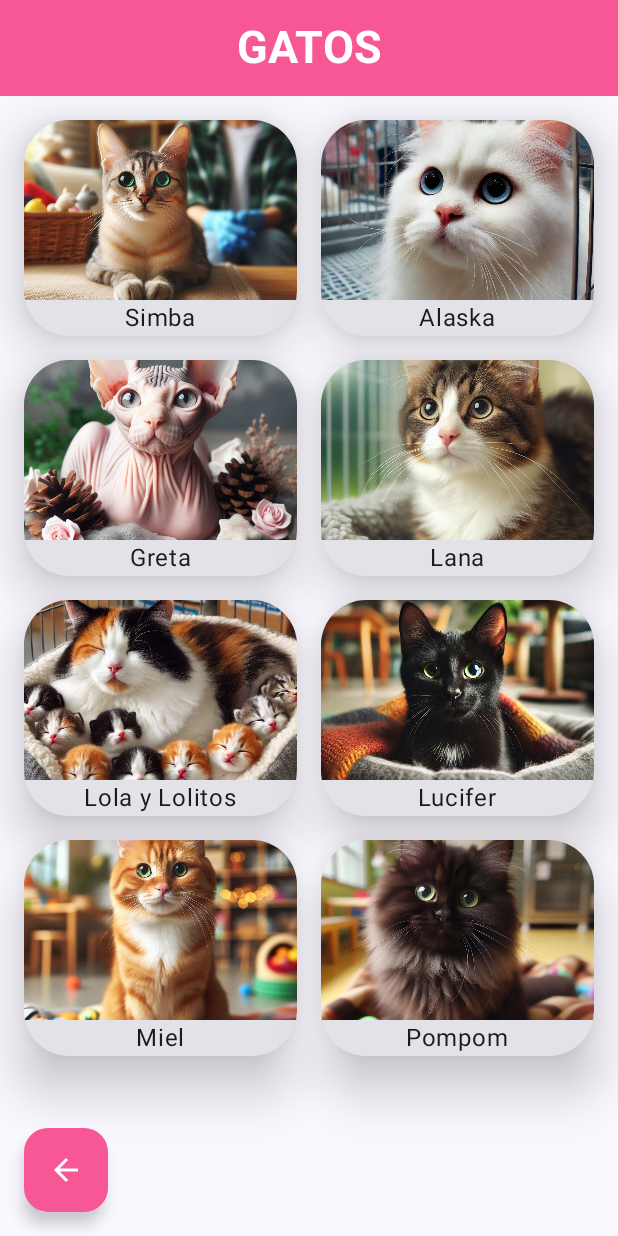
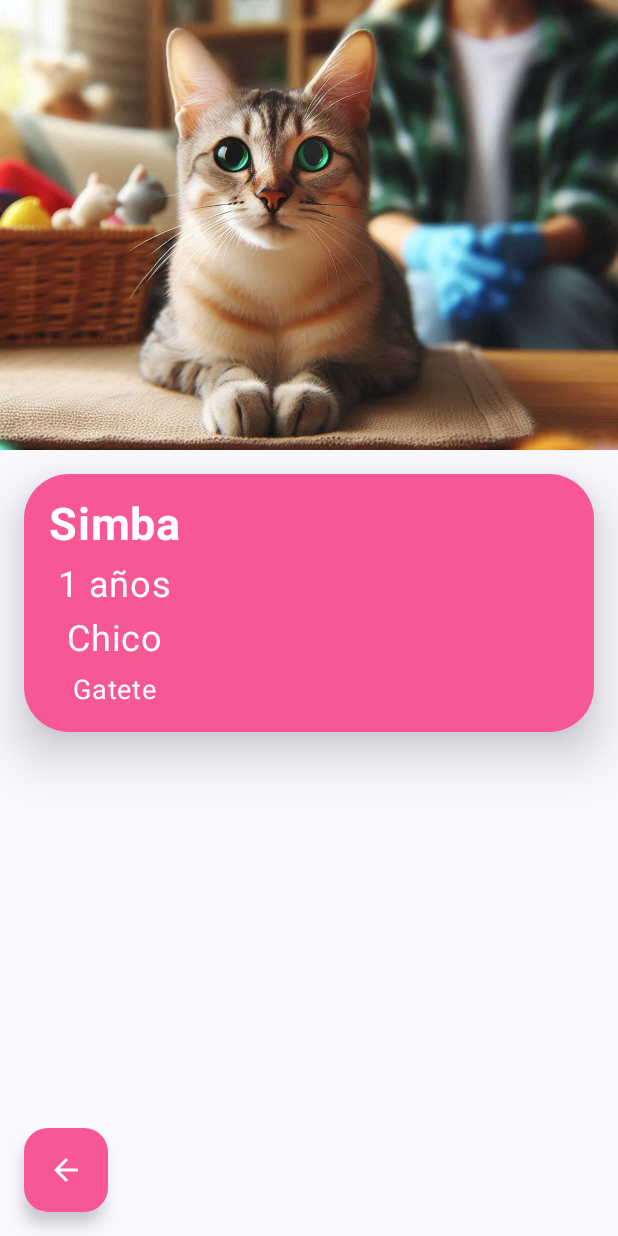
Before and after one commit to alcarazaina/AdoptDA, an Android app built with Jetpack Compose: the PantallaGatos screen opened through its navigation route, after a tap on "Simba", on a phone screen of 412 x 824 dp. Run offline under Robolectric (Android 15) with nearby library versions, the phone set to English and light mode, and no system bars.

Commit message:
Update: Creado Objeto GatoRepository para almacenar la lista de gatos, añadido la PantallaAdopcionGato.kt que muestra la informacion del gato seleccionado TODO: boton adoptar gato, añadir informacion de los gatos y repetirlo para los perros

```diff
--- a/app/src/main/java/com/example/adoptda/model/Gato.kt
+++ b/app/src/main/java/com/example/adoptda/model/Gato.kt
@@ -3,5 +3,8 @@ package com.example.adoptda.model
 data class Gato(
     val id: Int,
     val nombre: String,
-    val imagen: Int
+    val imagen: Int,
+    val edad: Int,
+    val sexo: String,
+    val descripcion: String
 )
--- /dev/null
+++ b/app/src/main/java/com/example/adoptda/model/GatoRepository.kt
@@ -0,0 +1,20 @@
+package com.example.adoptda.model
+
+import com.example.adoptda.R
+
+object GatoRepository {
+    val gatos = listOf(
+        Gato(1, "Simba", R.drawable.simba,1,"Chico","Gatete"),
+        Gato(2, "Alaska", R.drawable.alaska,1,"Chico","Gatete"),
+        Gato(3, "Greta", R.drawable.greta,1,"Chico","Gatete"),
+        Gato(4, "Lana", R.drawable.lana,1,"Chico","Gatete"),
+        Gato(5, "Lola y Lolitos", R.drawable.lolaylolitos,1,"Chico","Gatete"),
+        Gato(6, "Lucifer", R.drawable.lucifer,1,"Chico","Gatete"),
+        Gato(7, "Miel", R.drawable.miel,1,"Chico","Gatete"),
+        Gato(8, "Pompom", R.drawable.pompom,1,"Chico","Gatete")
+    )
+
+    fun getGatoById(id: Int): Gato? {
+        return gatos.find { it.id == id }
+    }
+}
--- a/app/src/main/java/com/example/adoptda/view/MainActivity.kt
+++ b/app/src/main/java/com/example/adoptda/view/MainActivity.kt
@@ -8,9 +8,11 @@ import androidx.compose.foundation.layout.fillMaxSize
 import androidx.compose.material3.MaterialTheme
 import androidx.compose.material3.Surface
 import androidx.compose.ui.Modifier
+import androidx.navigation.NavType
 import androidx.navigation.compose.NavHost
 import androidx.navigation.compose.composable
 import androidx.navigation.compose.rememberNavController
+import androidx.navigation.navArgument
 import com.example.adoptda.view.ui.theme.AdoptDATheme
 
 class MainActivity : ComponentActivity() {
@@ -29,6 +31,13 @@ class MainActivity : ComponentActivity() {
                         composable("menu") { PantallaMenu(navController) }
                         composable("perros") { PantallaPerros(navController) }
                         composable("gatos") { PantallaGatos(navController) }
+                        composable(
+                            "adoptaGato/{gatoId}",
+                            arguments = listOf(navArgument("gatoId") { type = NavType.IntType })
+                        ) { backStackEntry ->
+                            val gatoId = backStackEntry.arguments?.getInt("gatoId") ?: 0
+                            PantallaAdopcionGato(navController, gatoId)
+                        }
                     }
                 }
             }
--- /dev/null
+++ b/app/src/main/java/com/example/adoptda/view/PantallaAdopcionGato.kt
@@ -0,0 +1,133 @@
+package com.example.adoptda.view
+
+import android.annotation.SuppressLint
+import androidx.compose.foundation.Image
+import androidx.compose.foundation.background
+import androidx.compose.foundation.clickable
+import androidx.compose.foundation.layout.Arrangement
+import androidx.compose.foundation.layout.Box
+import androidx.compose.foundation.layout.Column
+import androidx.compose.foundation.layout.Spacer
+import androidx.compose.foundation.layout.fillMaxSize
+import androidx.compose.foundation.layout.fillMaxWidth
+import androidx.compose.foundation.layout.height
+import androidx.compose.foundation.layout.padding
+import androidx.compose.foundation.layout.size
+import androidx.compose.foundation.shape.RoundedCornerShape
+import androidx.compose.material.icons.Icons
+import androidx.compose.material.icons.filled.ArrowBack
+import androidx.compose.material3.Card
+import androidx.compose.material3.CardColors
+import androidx.compose.material3.CardDefaults
+import androidx.compose.material3.CenterAlignedTopAppBar
+import androidx.compose.material3.ExperimentalMaterial3Api
+import androidx.compose.material3.FabPosition
+import androidx.compose.material3.FloatingActionButton
+import androidx.compose.material3.Icon
+import androidx.compose.material3.Scaffold
+import androidx.compose.material3.Text
+import androidx.compose.runtime.Composable
+import androidx.compose.ui.Alignment
+import androidx.compose.ui.Modifier
+import androidx.compose.ui.graphics.Color
+import androidx.compose.ui.layout.ContentScale
+import androidx.compose.ui.res.painterResource
+import androidx.compose.ui.res.stringResource
+import androidx.compose.ui.text.font.FontWeight
+import androidx.compose.ui.text.style.TextAlign
+import androidx.compose.ui.unit.dp
+import androidx.compose.ui.unit.sp
+import androidx.navigation.NavController
+import com.example.adoptda.R
+import com.example.adoptda.model.Gato
+import com.example.adoptda.model.GatoRepository
+import com.example.adoptda.view.ui.theme.Pink
+
+@OptIn(ExperimentalMaterial3Api::class)
+@SuppressLint("UnusedMaterial3ScaffoldPaddingParameter")
+@Composable
+fun PantallaAdopcionGato(navController: NavController, gatoId: Int) {
+
+    val gato = GatoRepository.getGatoById(gatoId) ?: return
+
+    Scaffold(
+        topBar = {
+            Box(
+                modifier = Modifier
+                    .fillMaxWidth()
+                    .height(300.dp)
+            ) {
+                Image(
+                    painter = painterResource(id = gato.imagen),
+                    contentDescription = gato.nombre,
+                    modifier = Modifier.fillMaxSize(),
+                    contentScale = ContentScale.Crop
+                )
+            }
+        },
+        content = { paddingValues ->
+            Box(
+                modifier = Modifier
+                    .fillMaxSize()
+                    .padding(paddingValues)
+            ) {
+                Card(
+                    modifier = Modifier
+                        .fillMaxWidth()
+                        .padding(16.dp)
+                        .align(Alignment.TopCenter),
+                    shape = RoundedCornerShape(30.dp),
+                    elevation = CardDefaults.cardElevation(defaultElevation = 20.dp),
+                    colors = CardDefaults.cardColors(
+                        containerColor = Pink,
+                        contentColor = Color.White
+                    )
+                ) {
+                    Column(
+                        modifier = Modifier.padding(16.dp),
+                        horizontalAlignment = Alignment.CenterHorizontally
+                    ) {
+                        Text(
+                            text = gato.nombre,
+                            fontSize = 30.sp,
+                            fontWeight = FontWeight.Bold,
+                            color = Color.White,
+                            textAlign = TextAlign.Center
+                        )
+                        Spacer(modifier = Modifier.height(8.dp))
+                        Text(
+                            text = "${gato.edad} años",
+                            fontSize = 24.sp,
+                            color = Color.White,
+                            textAlign = TextAlign.Center
+                        )
+                        Spacer(modifier = Modifier.height(8.dp))
+                        Text(
+                            text = gato.sexo,
+                            fontSize = 24.sp,
+                            color = Color.White,
+                            textAlign = TextAlign.Center
+                        )
+                        Spacer(modifier = Modifier.height(8.dp))
+                        Text(
+                            text = gato.descripcion,
+                            fontSize = 18.sp,
+                            color = Color.White,
+                            textAlign = TextAlign.Center
+                        )
+                    }
+                }
+            }
+        },
+        floatingActionButton = {
+            FloatingActionButton(
+                onClick = { navController.popBackStack() },
+                containerColor = Pink,
+                contentColor = Color.White,
+            ) {
+                Icon(Icons.Default.ArrowBack, contentDescription = "Regresar")
+            }
+        },
+        floatingActionButtonPosition = FabPosition.Start
+    )
+}
--- a/app/src/main/java/com/example/adoptda/view/PantallaGatos.kt
+++ b/app/src/main/java/com/example/adoptda/view/PantallaGatos.kt
@@ -48,22 +48,12 @@ import androidx.compose.ui.unit.sp
 import androidx.navigation.NavController
 import com.example.adoptda.R
 import com.example.adoptda.model.Gato
+import com.example.adoptda.model.GatoRepository
 import com.example.adoptda.view.ui.theme.Pink
 
 @OptIn(ExperimentalMaterial3Api::class)
 @Composable
 fun PantallaGatos(navController: NavController) {
-    val gatos = listOf(
-        Gato(1, "Simba", R.drawable.simba),
-        Gato(2, "Alaska", R.drawable.alaska),
-        Gato(3, "Greta", R.drawable.greta),
-        Gato(4, "Lana", R.drawable.lana),
-        Gato(5, "Lola y Lolitos", R.drawable.lolaylolitos),
-        Gato(6, "Lucifer", R.drawable.lucifer),
-        Gato(7, "Miel", R.drawable.miel),
-        Gato(8, "Pompom", R.drawable.pompom)
-
-    )
     Scaffold(
         topBar = {
             CenterAlignedTopAppBar(
@@ -89,8 +79,8 @@ fun PantallaGatos(navController: NavController) {
                     .fillMaxSize()
                     .padding(paddingValues)
             ) {
-                items(gatos) { gato ->
-                    GatoCard(gato)
+                items(GatoRepository.gatos) { gato ->
+                    GatoCard(gato, navController)
                 }
             }
         },
@@ -108,11 +98,11 @@ fun PantallaGatos(navController: NavController) {
 }
 
 @Composable
-fun GatoCard(gato: Gato) {
+fun GatoCard(gato: Gato, navController: NavController) {
     Card(
         modifier = Modifier
             .padding(8.dp)
-            .clickable {/*aqui ira la alerta de adopcion*/ },
+            .clickable { navController.navigate("adoptaGato/${gato.id}") },
         shape = RoundedCornerShape(30.dp),
         elevation = CardDefaults.cardElevation(defaultElevation = 20.dp)
         )
```
